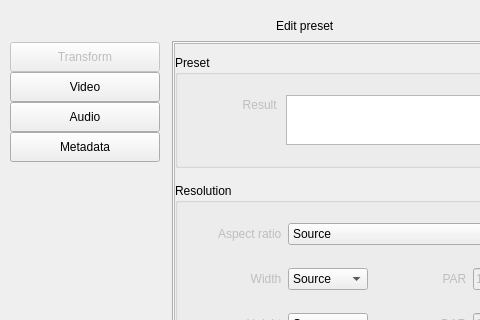
Before: the Qt Designer form app/preset.ui in CineEncoder/cine-encoder, drawn with Qt 5; both pictures show x 0 to 480 and y 0 to 320 of the 610 by 778 pixel window.
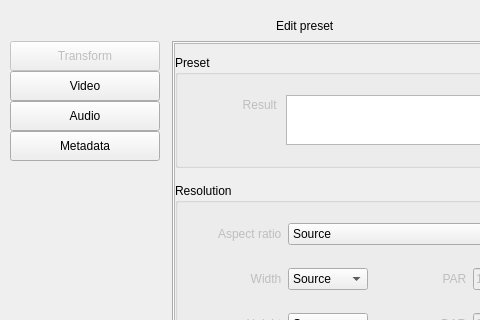
After: the same form once the commit is applied. Icons and pictures are not drawn.

What changed in the file:
```diff
--- a/app/preset.ui
+++ b/app/preset.ui
@@ -442,7 +442,7 @@
                <number>0</number>
               </property>
               <property name="topMargin">
-               <number>1</number>
+               <number>0</number>
               </property>
               <item>
                <widget class="QPushButton" name="buttonTab_1">
```
